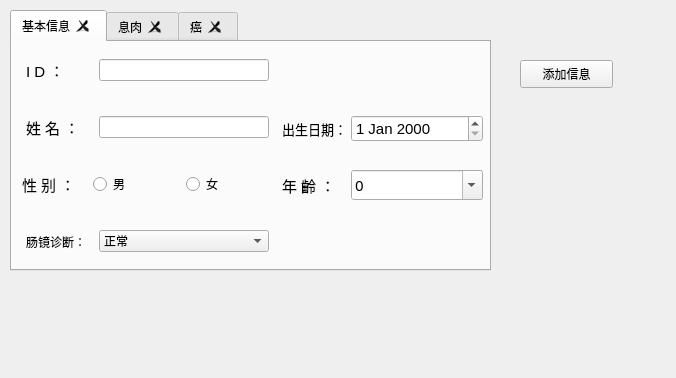
Old version of the form MyWindows.ui in the repository xiebingjun777/Pyqt5-in-exceltool.
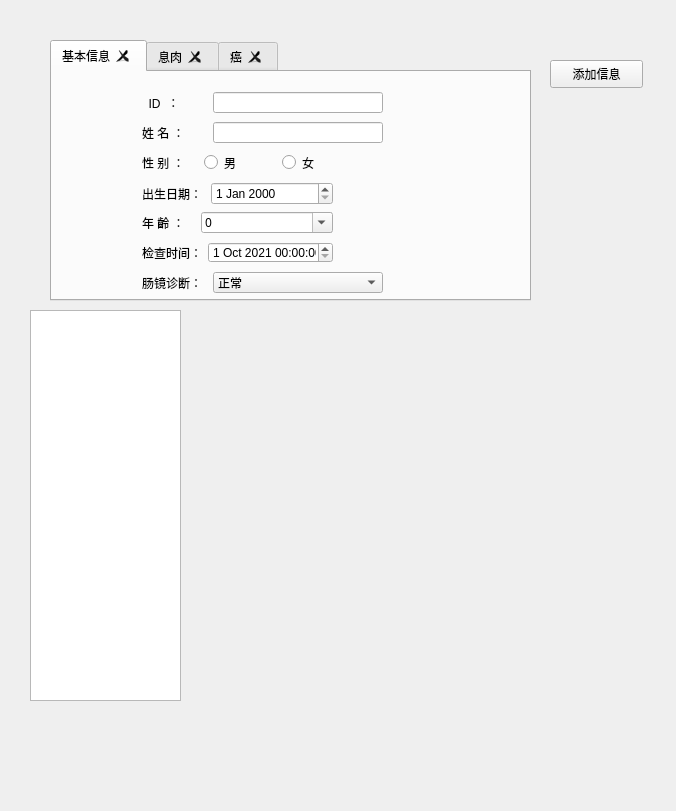
New version of the form.

Commit message: 调整了下布局，添加了样式，包括listWidget使用

What changed in the file:
```diff
--- a/MyWindows.ui
+++ b/MyWindows.ui
@@ -10,7 +10,7 @@
     <x>0</x>
     <y>0</y>
     <width>676</width>
-    <height>378</height>
+    <height>811</height>
    </rect>
   </property>
   <property name="minimumSize">
@@ -32,8 +32,8 @@
    <widget class="QTabWidget" name="tabWidget">
     <property name="geometry">
      <rect>
-      <x>10</x>
-      <y>10</y>
+      <x>50</x>
+      <y>40</y>
       <width>481</width>
       <height>261</height>
      </rect>
@@ -48,227 +48,13 @@
      <attribute name="title">
       <string>基本信息</string>
      </attribute>
-     <widget class="QWidget" name="">
+     <widget class="QWidget" name="layoutWidget">
       <property name="geometry">
        <rect>
-        <x>10</x>
-        <y>0</y>
-        <width>251</width>
-        <height>231</height>
-       </rect>
-      </property>
-      <layout class="QVBoxLayout" name="verticalLayout_2">
-       <item>
-        <layout class="QHBoxLayout" name="horizontalLayout_10">
-         <item>
-          <widget class="QLabel" name="label_21">
-           <property name="minimumSize">
-            <size>
-             <width>63</width>
-             <height>45</height>
-            </size>
-           </property>
-           <property name="maximumSize">
-            <size>
-             <width>63</width>
-             <height>45</height>
-            </size>
-           </property>
-           <property name="font">
-            <font>
-             <pointsize>11</pointsize>
-            </font>
-           </property>
-           <property name="text">
-            <string>I D ：</string>
-           </property>
-          </widget>
-         </item>
-         <item>
-          <widget class="QLineEdit" name="lineEdit_4">
-           <property name="minimumSize">
-            <size>
-             <width>170</width>
-             <height>0</height>
-            </size>
-           </property>
-           <property name="maximumSize">
-            <size>
-             <width>170</width>
-             <height>16777215</height>
-            </size>
-           </property>
-           <property name="text">
-            <string/>
-           </property>
-          </widget>
-         </item>
-        </layout>
-       </item>
-       <item>
-        <layout class="QHBoxLayout" name="horizontalLayout_9">
-         <item>
-          <widget class="QLabel" name="label_12">
-           <property name="minimumSize">
-            <size>
-             <width>63</width>
-             <height>45</height>
-            </size>
-           </property>
-           <property name="maximumSize">
-            <size>
-             <width>63</width>
-             <height>45</height>
-            </size>
-           </property>
-           <property name="font">
-            <font>
-             <pointsize>11</pointsize>
-            </font>
-           </property>
-           <property name="text">
-            <string>姓 名 ：</string>
-           </property>
-          </widget>
-         </item>
-         <item>
-          <widget class="QLineEdit" name="lineEdit_3">
-           <property name="minimumSize">
-            <size>
-             <width>170</width>
-             <height>0</height>
-            </size>
-           </property>
-           <property name="maximumSize">
-            <size>
-             <width>170</width>
-             <height>16777215</height>
-            </size>
-           </property>
-           <property name="text">
-            <string/>
-           </property>
-          </widget>
-         </item>
-        </layout>
-       </item>
-       <item>
-        <layout class="QHBoxLayout" name="horizontalLayout_8" stretch="0,3">
-         <item>
-          <widget class="QLabel" name="label_13">
-           <property name="minimumSize">
-            <size>
-             <width>65</width>
-             <height>45</height>
-            </size>
-           </property>
-           <property name="font">
-            <font>
-             <pointsize>11</pointsize>
-            </font>
-           </property>
-           <property name="text">
-            <string>性 别 ：</string>
-           </property>
-          </widget>
-         </item>
-         <item>
-          <layout class="QHBoxLayout" name="sexlayout">
-           <item>
-            <widget class="QRadioButton" name="maleButton">
-             <property name="text">
-              <string>男</string>
-             </property>
-            </widget>
-           </item>
-           <item>
-            <widget class="QRadioButton" name="femaleButton">
-             <property name="text">
-              <string>女</string>
-             </property>
-             <property name="iconSize">
-              <size>
-               <width>20</width>
-               <height>20</height>
-              </size>
-             </property>
-            </widget>
-           </item>
-          </layout>
-         </item>
-        </layout>
-       </item>
-       <item>
-        <layout class="QHBoxLayout" name="horizontalLayout_5">
-         <item>
-          <widget class="QLabel" name="label_7">
-           <property name="minimumSize">
-            <size>
-             <width>63</width>
-             <height>45</height>
-            </size>
-           </property>
-           <property name="maximumSize">
-            <size>
-             <width>63</width>
-             <height>45</height>
-            </size>
-           </property>
-           <property name="text">
-            <string>肠镜诊断：</string>
-           </property>
-          </widget>
-         </item>
-         <item>
-          <widget class="QComboBox" name="comboBox_6">
-           <property name="minimumSize">
-            <size>
-             <width>170</width>
-             <height>0</height>
-            </size>
-           </property>
-           <property name="maximumSize">
-            <size>
-             <width>170</width>
-             <height>16777215</height>
-            </size>
-           </property>
-           <property name="currentText">
-            <string>正常</string>
-           </property>
-           <item>
-            <property name="text">
-             <string>正常</string>
-            </property>
-           </item>
-           <item>
-            <property name="text">
-             <string>息肉</string>
-            </property>
-           </item>
-           <item>
-            <property name="text">
-             <string>癌</string>
-            </property>
-           </item>
-           <item>
-            <property name="text">
-             <string>其他</string>
-            </property>
-           </item>
-          </widget>
-         </item>
-        </layout>
-       </item>
-      </layout>
-     </widget>
-     <widget class="QWidget" name="">
-      <property name="geometry">
-       <rect>
-        <x>270</x>
-        <y>60</y>
-        <width>201</width>
-        <height>53</height>
+        <x>90</x>
+        <y>110</y>
+        <width>191</width>
+        <height>23</height>
        </rect>
       </property>
       <layout class="QHBoxLayout" name="horizontalLayout_6">
@@ -276,19 +62,19 @@
         <widget class="QLabel" name="label_15">
          <property name="minimumSize">
           <size>
-           <width>63</width>
-           <height>45</height>
+           <width>0</width>
+           <height>0</height>
           </size>
          </property>
          <property name="maximumSize">
           <size>
            <width>63</width>
-           <height>45</height>
+           <height>65535</height>
           </size>
          </property>
          <property name="font">
           <font>
-           <pointsize>10</pointsize>
+           <pointsize>9</pointsize>
           </font>
          </property>
          <property name="text">
@@ -300,20 +86,20 @@
         <widget class="QDateEdit" name="dateEdit">
          <property name="font">
           <font>
-           <pointsize>11</pointsize>
+           <pointsize>9</pointsize>
           </font>
          </property>
         </widget>
        </item>
       </layout>
      </widget>
-     <widget class="QWidget" name="">
+     <widget class="QWidget" name="layoutWidget">
       <property name="geometry">
        <rect>
-        <x>270</x>
-        <y>120</y>
-        <width>201</width>
-        <height>47</height>
+        <x>90</x>
+        <y>140</y>
+        <width>191</width>
+        <height>21</height>
        </rect>
       </property>
       <layout class="QHBoxLayout" name="horizontalLayout_7" stretch="0,1">
@@ -321,23 +107,23 @@
         <widget class="QLabel" name="label_14">
          <property name="minimumSize">
           <size>
-           <width>63</width>
-           <height>45</height>
+           <width>0</width>
+           <height>0</height>
           </size>
          </property>
          <property name="maximumSize">
           <size>
            <width>63</width>
-           <height>45</height>
+           <height>65535</height>
           </size>
          </property>
          <property name="font">
           <font>
-           <pointsize>11</pointsize>
+           <pointsize>9</pointsize>
           </font>
          </property>
          <property name="text">
-          <string>年 齡 ：</string>
+          <string>年 齡 ：   </string>
          </property>
         </widget>
        </item>
@@ -345,7 +131,7 @@
         <widget class="QComboBox" name="comboBox_9">
          <property name="minimumSize">
           <size>
-           <width>0</width>
+           <width>106</width>
            <height>0</height>
           </size>
          </property>
@@ -358,7 +144,7 @@
          <property name="font">
           <font>
            <family>Ebrima</family>
-           <pointsize>11</pointsize>
+           <pointsize>9</pointsize>
           </font>
          </property>
          <property name="editable">
@@ -367,6 +153,12 @@
          <property name="currentText">
           <string>0</string>
          </property>
+         <property name="iconSize">
+          <size>
+           <width>9</width>
+           <height>9</height>
+          </size>
+         </property>
          <item>
           <property name="text">
            <string>0</string>
@@ -476,6 +268,290 @@
        </item>
       </layout>
      </widget>
+     <widget class="QWidget" name="">
+      <property name="geometry">
+       <rect>
+        <x>90</x>
+        <y>50</y>
+        <width>241</width>
+        <height>21</height>
+       </rect>
+      </property>
+      <layout class="QHBoxLayout" name="horizontalLayout_9">
+       <item>
+        <widget class="QLabel" name="label_12">
+         <property name="minimumSize">
+          <size>
+           <width>0</width>
+           <height>0</height>
+          </size>
+         </property>
+         <property name="maximumSize">
+          <size>
+           <width>65535</width>
+           <height>65535</height>
+          </size>
+         </property>
+         <property name="font">
+          <font>
+           <pointsize>9</pointsize>
+          </font>
+         </property>
+         <property name="text">
+          <string>姓 名 ：</string>
+         </property>
+        </widget>
+       </item>
+       <item>
+        <widget class="QLineEdit" name="lineEdit_3">
+         <property name="minimumSize">
+          <size>
+           <width>170</width>
+           <height>0</height>
+          </size>
+         </property>
+         <property name="maximumSize">
+          <size>
+           <width>170</width>
+           <height>16777215</height>
+          </size>
+         </property>
+         <property name="text">
+          <string/>
+         </property>
+        </widget>
+       </item>
+      </layout>
+     </widget>
+     <widget class="QWidget" name="">
+      <property name="geometry">
+       <rect>
+        <x>90</x>
+        <y>20</y>
+        <width>241</width>
+        <height>21</height>
+       </rect>
+      </property>
+      <layout class="QHBoxLayout" name="horizontalLayout_10">
+       <item>
+        <widget class="QLabel" name="label_21">
+         <property name="minimumSize">
+          <size>
+           <width>0</width>
+           <height>0</height>
+          </size>
+         </property>
+         <property name="maximumSize">
+          <size>
+           <width>65535</width>
+           <height>65535</height>
+          </size>
+         </property>
+         <property name="font">
+          <font>
+           <pointsize>9</pointsize>
+          </font>
+         </property>
+         <property name="text">
+          <string>  ID  ： </string>
+         </property>
+        </widget>
+       </item>
+       <item>
+        <widget class="QLineEdit" name="lineEdit_4">
+         <property name="minimumSize">
+          <size>
+           <width>170</width>
+           <height>0</height>
+          </size>
+         </property>
+         <property name="maximumSize">
+          <size>
+           <width>170</width>
+           <height>16777215</height>
+          </size>
+         </property>
+         <property name="text">
+          <string/>
+         </property>
+        </widget>
+       </item>
+      </layout>
+     </widget>
+     <widget class="QWidget" name="">
+      <property name="geometry">
+       <rect>
+        <x>90</x>
+        <y>80</y>
+        <width>211</width>
+        <height>21</height>
+       </rect>
+      </property>
+      <layout class="QHBoxLayout" name="horizontalLayout_8" stretch="0,3">
+       <item>
+        <widget class="QLabel" name="label_13">
+         <property name="minimumSize">
+          <size>
+           <width>0</width>
+           <height>0</height>
+          </size>
+         </property>
+         <property name="font">
+          <font>
+           <pointsize>9</pointsize>
+          </font>
+         </property>
+         <property name="text">
+          <string>性 别 ：    </string>
+         </property>
+        </widget>
+       </item>
+       <item>
+        <layout class="QHBoxLayout" name="sexlayout">
+         <item>
+          <widget class="QRadioButton" name="maleButton">
+           <property name="text">
+            <string>男</string>
+           </property>
+          </widget>
+         </item>
+         <item>
+          <widget class="QRadioButton" name="femaleButton">
+           <property name="text">
+            <string>女</string>
+           </property>
+           <property name="iconSize">
+            <size>
+             <width>20</width>
+             <height>20</height>
+            </size>
+           </property>
+          </widget>
+         </item>
+        </layout>
+       </item>
+      </layout>
+     </widget>
+     <widget class="QWidget" name="">
+      <property name="geometry">
+       <rect>
+        <x>90</x>
+        <y>200</y>
+        <width>241</width>
+        <height>21</height>
+       </rect>
+      </property>
+      <layout class="QHBoxLayout" name="horizontalLayout_5">
+       <item>
+        <widget class="QLabel" name="label_7">
+         <property name="minimumSize">
+          <size>
+           <width>0</width>
+           <height>0</height>
+          </size>
+         </property>
+         <property name="maximumSize">
+          <size>
+           <width>65535</width>
+           <height>65535</height>
+          </size>
+         </property>
+         <property name="text">
+          <string>肠镜诊断：</string>
+         </property>
+        </widget>
+       </item>
+       <item>
+        <widget class="QComboBox" name="comboBox_6">
+         <property name="minimumSize">
+          <size>
+           <width>170</width>
+           <height>0</height>
+          </size>
+         </property>
+         <property name="maximumSize">
+          <size>
+           <width>170</width>
+           <height>16777215</height>
+          </size>
+         </property>
+         <property name="currentText">
+          <string>正常</string>
+         </property>
+         <item>
+          <property name="text">
+           <string>正常</string>
+          </property>
+         </item>
+         <item>
+          <property name="text">
+           <string>息肉</string>
+          </property>
+         </item>
+         <item>
+          <property name="text">
+           <string>癌</string>
+          </property>
+         </item>
+         <item>
+          <property name="text">
+           <string>其他</string>
+          </property>
+         </item>
+        </widget>
+       </item>
+      </layout>
+     </widget>
+     <widget class="QWidget" name="layoutWidget_2">
+      <property name="geometry">
+       <rect>
+        <x>90</x>
+        <y>170</y>
+        <width>191</width>
+        <height>21</height>
+       </rect>
+      </property>
+      <layout class="QHBoxLayout" name="horizontalLayout_12">
+       <item>
+        <widget class="QLabel" name="label_22">
+         <property name="minimumSize">
+          <size>
+           <width>0</width>
+           <height>0</height>
+          </size>
+         </property>
+         <property name="maximumSize">
+          <size>
+           <width>65535</width>
+           <height>65535</height>
+          </size>
+         </property>
+         <property name="font">
+          <font>
+           <pointsize>9</pointsize>
+          </font>
+         </property>
+         <property name="text">
+          <string>检查时间：</string>
+         </property>
+        </widget>
+       </item>
+       <item>
+        <widget class="QDateTimeEdit" name="dateTimeEdit">
+         <property name="dateTime">
+          <datetime>
+           <hour>0</hour>
+           <minute>0</minute>
+           <second>0</second>
+           <year>2021</year>
+           <month>10</month>
+           <day>1</day>
+          </datetime>
+         </property>
+        </widget>
+       </item>
+      </layout>
+     </widget>
     </widget>
     <widget class="QWidget" name="Polyo">
      <attribute name="title">
@@ -952,7 +1028,7 @@
    <widget class="QPushButton" name="pushButton">
     <property name="geometry">
      <rect>
-      <x>520</x>
+      <x>550</x>
       <y>60</y>
       <width>93</width>
       <height>28</height>
@@ -962,6 +1038,28 @@
      <string>添加信息</string>
     </property>
    </widget>
+   <widget class="QStackedWidget" name="stackedWidget">
+    <property name="geometry">
+     <rect>
+      <x>200</x>
+      <y>310</y>
+      <width>441</width>
+      <height>391</height>
+     </rect>
+    </property>
+    <widget class="QWidget" name="page"/>
+    <widget class="QWidget" name="page_2"/>
+   </widget>
+   <widget class="QListWidget" name="listWidget">
+    <property name="geometry">
+     <rect>
+      <x>30</x>
+      <y>310</y>
+      <width>151</width>
+      <height>391</height>
+     </rect>
+    </property>
+   </widget>
   </widget>
  </widget>
  <resources/>
```
Left out of the diff: 2 changed lines with no effect on the pictures. The commit also changes 7 other files.
